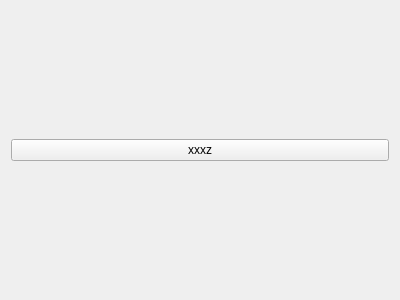
This is balancer-rqt/resource/MainWindow.ui in anetczuk/ros-self-balancer-playground as Qt 5 draws it before an edit. The edited form follows.
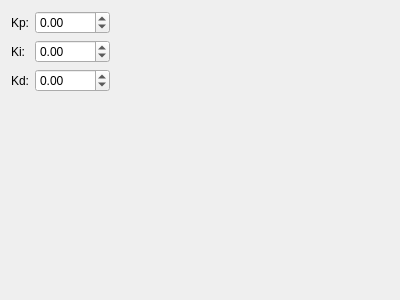
This is the edited form.

Commit message: Set PID coefficients through GUI

The edit to the form file:
```diff
--- a/balancer-rqt/resource/MainWindow.ui
+++ b/balancer-rqt/resource/MainWindow.ui
@@ -13,14 +13,118 @@
   <property name="windowTitle">
    <string>Balancer</string>
   </property>
-  <layout class="QGridLayout" name="gridLayout">
+  <layout class="QFormLayout" name="formLayout">
    <item row="0" column="0">
-    <widget class="QPushButton" name="Test">
+    <widget class="QLabel" name="kpText">
      <property name="text">
-      <string>xxxz</string>
+      <string>Kp:</string>
      </property>
     </widget>
    </item>
+   <item row="0" column="1">
+    <layout class="QHBoxLayout" name="horizontalLayout">
+     <item>
+      <widget class="QDoubleSpinBox" name="kpSB">
+       <property name="minimum">
+        <double>-9999.000000000000000</double>
+       </property>
+       <property name="maximum">
+        <double>9999.989999999999782</double>
+       </property>
+       <property name="singleStep">
+        <double>0.020000000000000</double>
+       </property>
+      </widget>
+     </item>
+     <item>
+      <spacer name="horizontalSpacer">
+       <property name="orientation">
+        <enum>Qt::Horizontal</enum>
+       </property>
+       <property name="sizeHint" stdset="0">
+        <size>
+         <width>40</width>
+         <height>20</height>
+        </size>
+       </property>
+      </spacer>
+     </item>
+    </layout>
+   </item>
+   <item row="1" column="0">
+    <widget class="QLabel" name="kiText">
+     <property name="text">
+      <string>Ki:</string>
+     </property>
+    </widget>
+   </item>
+   <item row="2" column="0">
+    <widget class="QLabel" name="kdText">
+     <property name="text">
+      <string>Kd:</string>
+     </property>
+    </widget>
+   </item>
+   <item row="1" column="1">
+    <layout class="QHBoxLayout" name="horizontalLayout_2">
+     <item>
+      <widget class="QDoubleSpinBox" name="kiSB">
+       <property name="minimum">
+        <double>-9999.000000000000000</double>
+       </property>
+       <property name="maximum">
+        <double>9999.989999999999782</double>
+       </property>
+       <property name="singleStep">
+        <double>0.020000000000000</double>
+       </property>
+      </widget>
+     </item>
+     <item>
+      <spacer name="horizontalSpacer_2">
+       <property name="orientation">
+        <enum>Qt::Horizontal</enum>
+       </property>
+       <property name="sizeHint" stdset="0">
+        <size>
+         <width>40</width>
+         <height>20</height>
+        </size>
+       </property>
+      </spacer>
+     </item>
+    </layout>
+   </item>
+   <item row="2" column="1">
+    <layout class="QHBoxLayout" name="horizontalLayout_3">
+     <item>
+      <widget class="QDoubleSpinBox" name="kdSB">
+       <property name="minimum">
+        <double>-9999.000000000000000</double>
+       </property>
+       <property name="maximum">
+        <double>9999.989999999999782</double>
+       </property>
+       <property name="singleStep">
+        <double>0.020000000000000</double>
+       </property>
+      </widget>
+     </item>
+     <item>
+      <spacer name="horizontalSpacer_3">
+       <property name="orientation">
+        <enum>Qt::Horizontal</enum>
+       </property>
+       <property name="sizeHint" stdset="0">
+        <size>
+         <width>40</width>
+         <height>20</height>
+        </size>
+       </property>
+      </spacer>
+     </item>
+    </layout>
+   </item>
   </layout>
  </widget>
  <resources/>
```
The commit also changes 1 other file.
